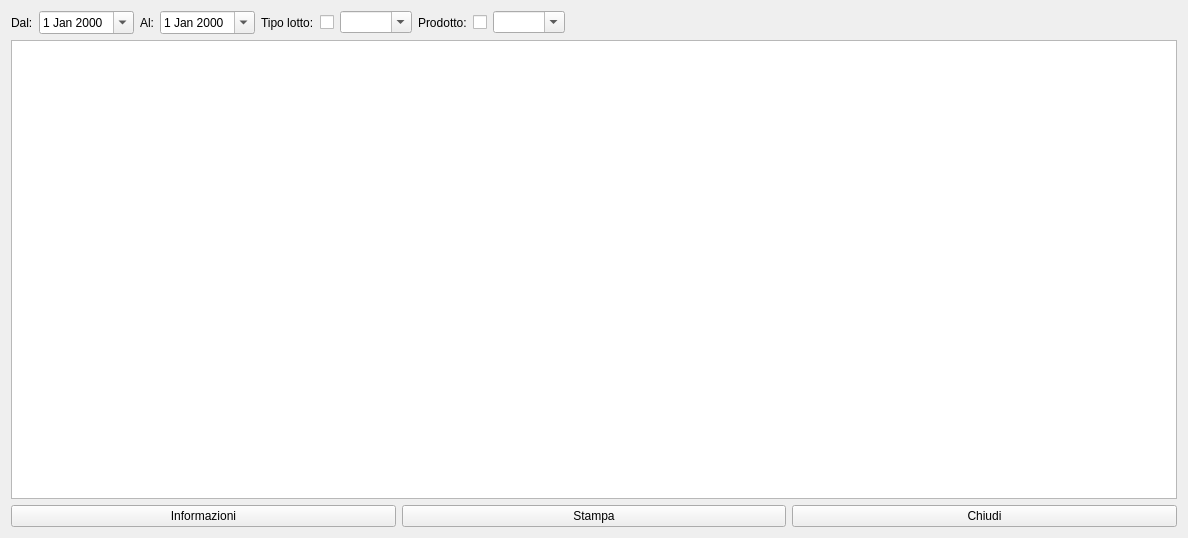
fblabs/hamlet-mod-sancon, file hlotti_new.ui: the form before one commit.
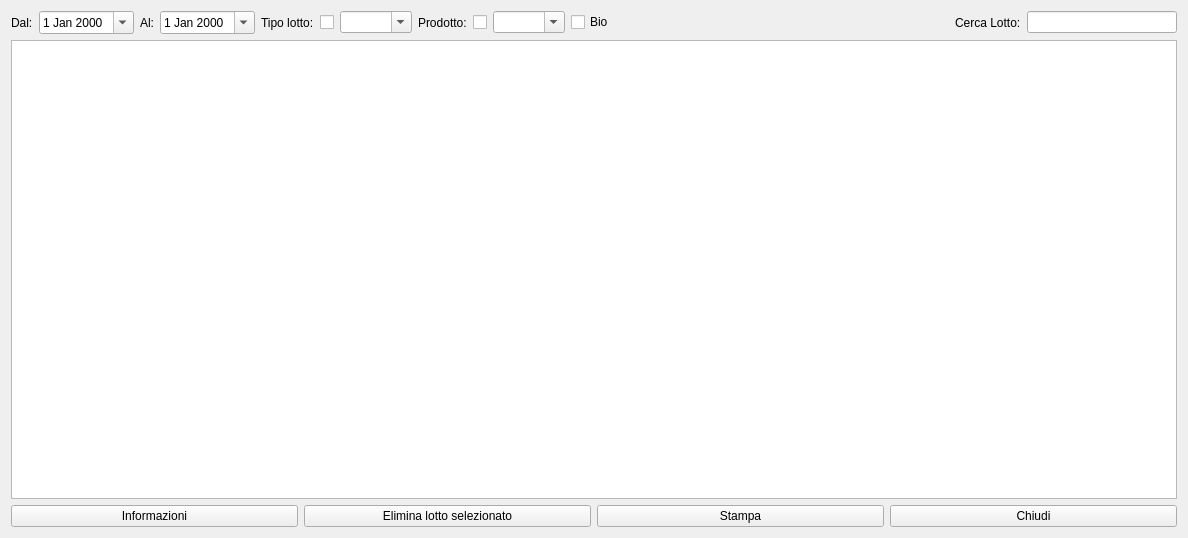
The form after the commit. Icons and pictures are not drawn.

Patch:
```diff
--- a/hlotti_new.ui
+++ b/hlotti_new.ui
@@ -105,6 +105,13 @@
          </property>
         </widget>
        </item>
+       <item>
+        <widget class="QCheckBox" name="chb_bio">
+         <property name="text">
+          <string>Bio</string>
+         </property>
+        </widget>
+       </item>
        <item>
         <spacer name="horizontalSpacer">
          <property name="orientation">
@@ -118,6 +125,32 @@
          </property>
         </spacer>
        </item>
+       <item>
+        <widget class="QLabel" name="label_5">
+         <property name="text">
+          <string>Cerca Lotto:</string>
+         </property>
+        </widget>
+       </item>
+       <item>
+        <widget class="QLineEdit" name="le_search">
+         <property name="minimumSize">
+          <size>
+           <width>150</width>
+           <height>0</height>
+          </size>
+         </property>
+         <property name="maximumSize">
+          <size>
+           <width>150</width>
+           <height>16777215</height>
+          </size>
+         </property>
+         <property name="clearButtonEnabled">
+          <bool>true</bool>
+         </property>
+        </widget>
+       </item>
       </layout>
      </item>
     </layout>
@@ -193,6 +226,23 @@
        </property>
       </widget>
      </item>
+     <item>
+      <widget class="QPushButton" name="pbDelete">
+       <property name="text">
+        <string>Elimina lotto selezionato</string>
+       </property>
+       <property name="icon">
+        <iconset resource="icons.qrc">
+         <normaloff>:/Resources/Flag-red64.png</normaloff>:/Resources/Flag-red64.png</iconset>
+       </property>
+       <property name="iconSize">
+        <size>
+         <width>32</width>
+         <height>32</height>
+        </size>
+       </property>
+      </widget>
+     </item>
      <item>
       <widget class="QPushButton" name="pbPrint">
        <property name="text">
```
Left out of the diff: 4 changed lines with no effect on the pictures.
